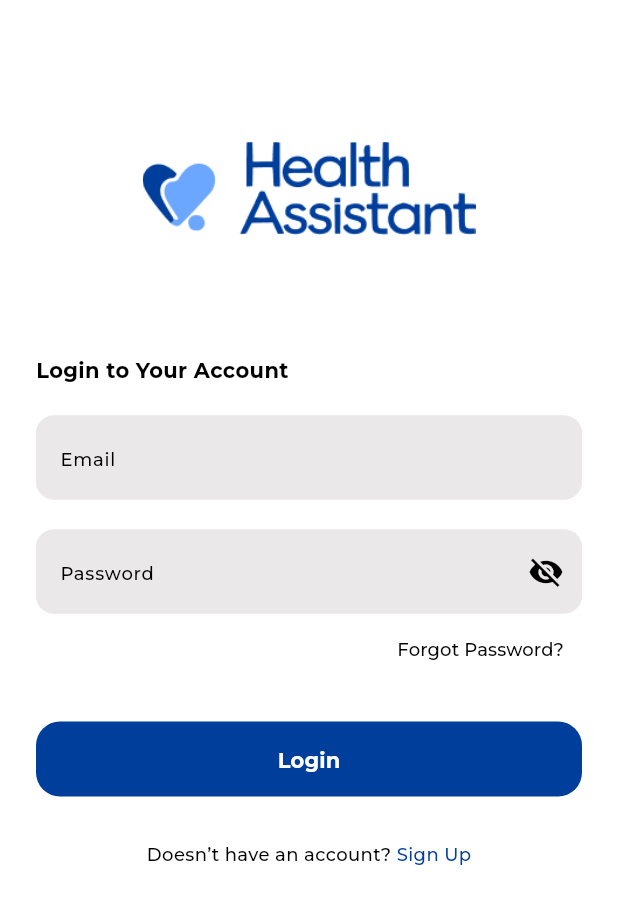
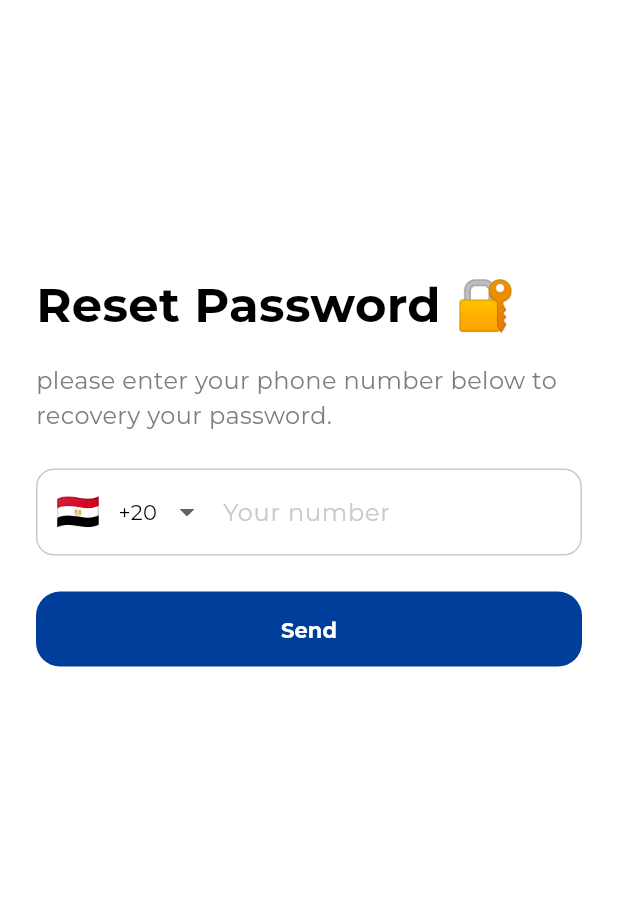
Before and after one commit to tasneem-gamal/Health_Assistant, a Flutter app: the LoginView screen opened directly, after a tap on "Forgot Password?", on a phone screen of 412 x 824 dp. Shown: the top 904 px of the screen. Run offline on Flutter 3.47's test engine with Material 3 defaults, Android fonts, the light colour scheme and no system bars; drawn by our look-alikes of intl_phone_number_input; our stand-ins replace get, responsive_framework.

Commit message:
add reset pass view

```diff
--- /dev/null
+++ b/lib/presentation/view/screens/auth/forgot_password/reset_password_view.dart
@@ -0,0 +1,55 @@
+import 'package:flutter/material.dart';
+import 'package:health_assistant/core/theming/styles.dart';
+import 'package:health_assistant/core/utils/constants.dart';
+import 'package:health_assistant/core/utils/spacing.dart';
+import 'package:health_assistant/core/widgets/custom_app_button.dart';
+import 'package:health_assistant/presentation/view/widgets/auth/forgot_password/phone_number_field.dart';
+
+class ResetPasswordView extends StatelessWidget {
+  const ResetPasswordView({super.key});
+
+  @override
+  Widget build(BuildContext context) {
+    return const Scaffold(
+      body: ResetPasswordViewBody(),
+    );
+  }
+}
+
+class ResetPasswordViewBody extends StatelessWidget {
+  const ResetPasswordViewBody ({super.key});
+
+  @override
+  Widget build(BuildContext context) {
+    return Padding(
+      padding: Constants.appPadding,
+      child: SingleChildScrollView(
+        child: SizedBox(
+          height: MediaQuery.of(context).size.height * 0.7,
+          child: Column(
+            mainAxisAlignment: MainAxisAlignment.center,
+            crossAxisAlignment: CrossAxisAlignment.start,
+            children: [
+              Text(
+                'Reset Password 🔐',
+                style: CustomTextStyles.font32BlackBold(context),
+              ),
+              verticalSpace(context, 16),
+              Text(
+                'please enter your phone number below to recovery your password.',
+                style: CustomTextStyles.font16LightGrayRegular(context),
+              ),
+              verticalSpace(context, 24),
+              const PhoneNumberField(),
+              verticalSpace(context, 24),
+              CustomAppButton(
+                onPressed: (){},
+                btnText: 'Send'
+              )
+            ],
+          ),
+        )
+      ),
+    );
+  }
+}
--- /dev/null
+++ b/lib/presentation/view/widgets/auth/forgot_password/phone_number_field.dart
@@ -0,0 +1,48 @@
+import 'package:flutter/material.dart';
+import 'package:health_assistant/core/theming/colors.dart';
+import 'package:intl_phone_number_input/intl_phone_number_input.dart';
+
+class PhoneNumberField extends StatefulWidget {
+  const PhoneNumberField({super.key});
+
+  @override
+  State<PhoneNumberField> createState() => _PhoneNumberFieldState();
+}
+
+class _PhoneNumberFieldState extends State<PhoneNumberField> {
+  final AutovalidateMode autovalidateMode = AutovalidateMode.disabled;
+  final TextEditingController phoneController = TextEditingController();
+  PhoneNumber number = PhoneNumber(isoCode: 'EG');
+
+  @override
+  Widget build(BuildContext context)  {
+    return Container(
+      padding: const EdgeInsets.symmetric( vertical: 4),
+      decoration: BoxDecoration(
+        border: Border.all(color: ColorsManager.moreLightGray),
+        borderRadius: BorderRadius.circular(12),
+        color: Colors.white,
+      ),
+      child: InternationalPhoneNumberInput(
+        onInputChanged: (number) {},
+        selectorConfig: const SelectorConfig(
+          selectorType: PhoneInputSelectorType.DROPDOWN,
+          showFlags: true,
+          useEmoji: true,
+        ),
+        ignoreBlank: false,
+        autoValidateMode: autovalidateMode,
+        selectorTextStyle: const TextStyle(color: Colors.black),
+        initialValue: number,
+        textFieldController: phoneController,
+        formatInput: true,
+        keyboardType: TextInputType.phone,
+        inputDecoration: const InputDecoration(
+          border: InputBorder.none,
+          hintText: "Your number",
+          hintStyle: TextStyle(color: ColorsManager.moreLightGray),
+        ),
+      ),
+    );
+  }
+}
--- a/lib/presentation/view/widgets/auth/login/login_form.dart
+++ b/lib/presentation/view/widgets/auth/login/login_form.dart
@@ -1,9 +1,11 @@
 import 'package:flutter/material.dart';
 import 'package:health_assistant/core/theming/styles.dart';
 import 'package:health_assistant/core/utils/app_regex.dart';
+import 'package:health_assistant/core/utils/extensions.dart';
 import 'package:health_assistant/core/utils/spacing.dart';
 import 'package:health_assistant/core/widgets/custom_app_button.dart';
 import 'package:health_assistant/core/widgets/custom_text_form_field.dart';
+import 'package:health_assistant/presentation/view/screens/auth/forgot_password/reset_password_view.dart';
 
 class LoginForm extends StatefulWidget {
   const LoginForm({
@@ -64,7 +66,9 @@ class _LoginFormState extends State<LoginForm> {
           Align(
             alignment: Alignment.centerRight,
             child: TextButton(
-            onPressed: () {},
+            onPressed: () {
+              context.push(const ResetPasswordView());
+            },
             child: Text(
               'Forgot Password?',
               style: CustomTextStyles.font12BlackMedium(context),
--- a/pubspec.yaml
+++ b/pubspec.yaml
@@ -33,6 +33,7 @@ dependencies:
     sdk: flutter
   flutter_native_splash: 2.4.4
   get: ^4.7.2
+  intl_phone_number_input: ^0.7.4
   responsive_framework: ^1.5.1
 
 dev_dependencies:
```
Also changed, not shown: pubspec.lock.
